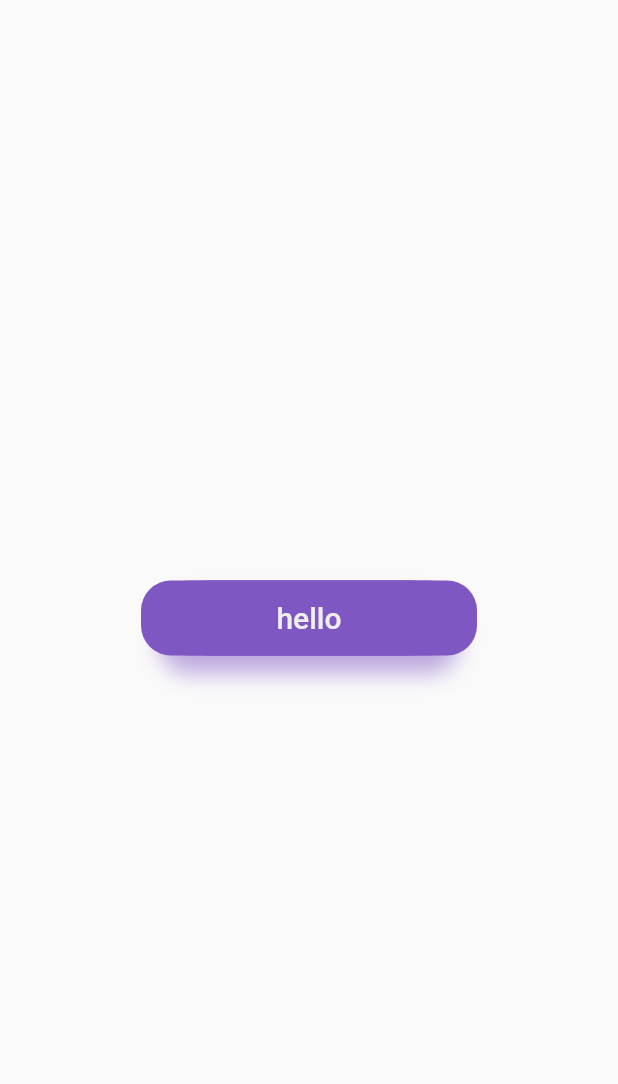
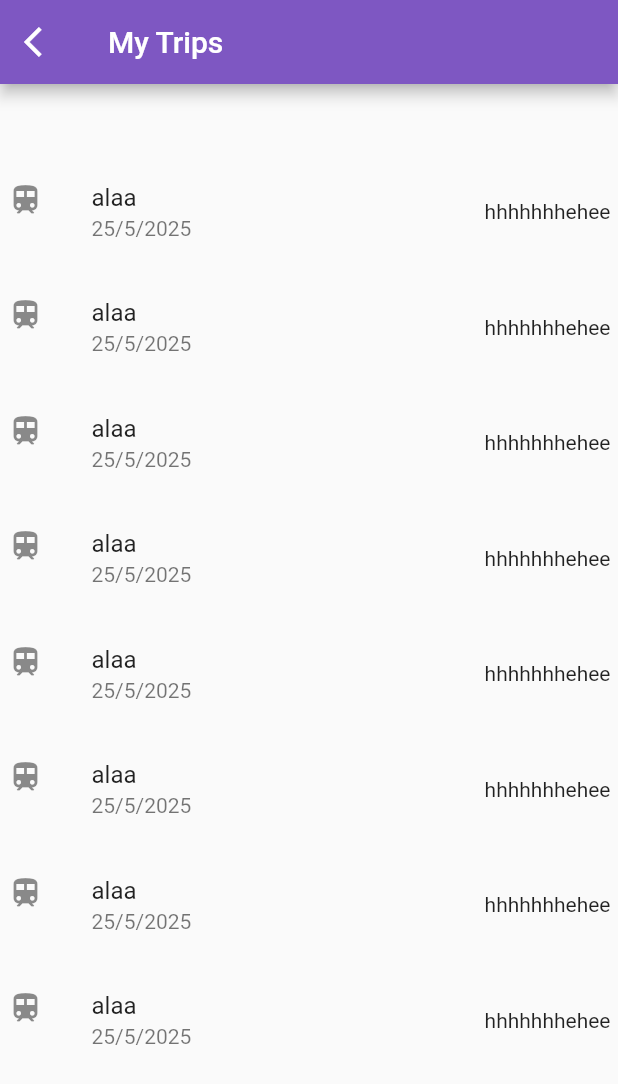
Before and after one commit to A1aaAhmed/graduation_project_app, a Flutter app: the screen it shows after launch, on a phone screen of 412 x 824 dp. Shown: the top 1084 px of the screen. Run offline on Flutter 3.47's test engine with Material 2 defaults, Android fonts, the phone set to English and light mode, and no system bars.

Commit message:
my trips

```diff
--- /dev/null
+++ b/lib/component/ListTable.dart
@@ -0,0 +1,41 @@
+import 'package:flutter/material.dart';
+import 'package:graduation_project_app/style/colors.dart';
+
+Widget ListTable(
+    {
+
+      required List<Map> list,
+
+
+    }
+    )=>ListView.builder(
+  scrollDirection: Axis.vertical,
+  shrinkWrap: true,
+  physics: const NeverScrollableScrollPhysics(),
+  itemBuilder:(context,index){
+
+    return ListTile(
+      contentPadding: const EdgeInsets.only(left: 5,right: 5,top:5),
+      onTap: (){
+        //to navigate and send data
+        // Navigator.push(context, MaterialPageRoute(builder: (context) => OneCustomer(
+        //
+        //     name:list[index]['name'],
+        //     Email:list[index]['email'],
+        //     Bal:list[index]['balance'])));
+
+      },
+      hoverColor: colortheme.blueGray,
+      leading:const Icon(
+        Icons.train_rounded
+      ),
+      title:Text(list[index]['tripName']),
+      subtitle:Text( list[index]['tripDate']),
+      trailing: Text(list[index]['extraData']),
+
+
+    );
+  },
+  itemCount: list.length,
+
+);
--- a/lib/widgets/button.dart
+++ b/lib/component/button.dart
@@ -1,6 +1,7 @@
+
+import 'package:flutter/cupertino.dart';
 import 'package:flutter/material.dart';
-import 'package:graduation_project_app/colors.dart';
-
+import 'package:graduation_project_app/style/colors.dart';
 Widget button({
   required String text,
   required VoidCallback onpress,
--- /dev/null
+++ b/lib/layout/appBar.dart
@@ -0,0 +1,45 @@
+import 'package:flutter/material.dart';
+import 'package:graduation_project_app/style/colors.dart';
+class Bar extends StatefulWidget implements PreferredSizeWidget {
+  final String text;
+  Bar({Key? key,required this.text}) : super(key: key,);
+  @override
+  State<Bar> createState() => _BarState();
+
+  @override
+  Size get preferredSize => const Size.fromHeight(100);
+}
+
+class _BarState extends State<Bar> {
+
+  @override
+  Widget build(BuildContext context) {
+
+    return Scaffold(
+      appBar: AppBar(
+        backgroundColor: colortheme.lightPurple,
+        leading:IconButton(
+
+          onPressed: (){
+            Navigator. pop(context);
+            },
+          icon:Icon(Icons. arrow_back_ios), ),//replace with our own icon data. ) )
+           title: Text(
+          widget.text,
+        ),
+        // ignore: prefer_const_literals_to_create_immutables
+
+      ),
+      //floatingActionButton:FloatingActionButton(
+      //onPressed: (){
+
+      //},
+      //child: const Icon(
+      //Icons.add,
+      //),
+      //) ,
+
+
+    );
+  }
+}
--- a/lib/main.dart
+++ b/lib/main.dart
@@ -1,5 +1,6 @@
 import 'package:flutter/material.dart';
-import 'package:graduation_project_app/widgets/button.dart';
+import 'package:graduation_project_app/modules/myTrips.dart';
+
 
 void main() {
   runApp(const MyApp());
@@ -11,11 +12,8 @@ class MyApp extends StatelessWidget {
   @override
   Widget build(BuildContext context) {
     return MaterialApp(
-      home: Scaffold(
-        body: Center(
-            child:
-                button(text: "hello", onpress: () {}, width: 200, height: 50)),
-      ),
+      home: MyTrips(),
+      debugShowCheckedModeBanner: false,
     );
   }
 }
--- /dev/null
+++ b/lib/modules/myTrips.dart
@@ -0,0 +1,57 @@
+import 'package:flutter/material.dart';
+import 'package:graduation_project_app/layout/appBar.dart';
+
+import '../component/ListTable.dart';
+
+
+class MyTrips extends StatefulWidget {
+  @override
+  State<MyTrips> createState() => _MyTripsState();
+}
+
+class _MyTripsState extends State<MyTrips> {
+  List<Map> db = [
+    { 'tripName'  : 'alaa',
+    'tripDate' : '25/5/2025',
+    'extraData'  : 'hhhhhhhehee'
+  },
+    { 'tripName'  : 'alaa',
+      'tripDate' : '25/5/2025',
+      'extraData'  : 'hhhhhhhehee'
+    },
+    { 'tripName'  : 'alaa',
+      'tripDate' : '25/5/2025',
+      'extraData'  : 'hhhhhhhehee'
+    },
+    { 'tripName'  : 'alaa',
+      'tripDate' : '25/5/2025',
+      'extraData'  : 'hhhhhhhehee'
+    },
+    { 'tripName'  : 'alaa',
+      'tripDate' : '25/5/2025',
+      'extraData'  : 'hhhhhhhehee'
+    },
+    { 'tripName'  : 'alaa',
+      'tripDate' : '25/5/2025',
+      'extraData'  : 'hhhhhhhehee'
+    },
+    { 'tripName'  : 'alaa',
+      'tripDate' : '25/5/2025',
+      'extraData'  : 'hhhhhhhehee'
+    },
+    { 'tripName'  : 'alaa',
+      'tripDate' : '25/5/2025',
+      'extraData'  : 'hhhhhhhehee'
+    },
+
+  ];
+  @override
+  Widget build(BuildContext context) {
+    return Scaffold(
+      appBar: Bar(text: 'My Trips',),
+      body: SingleChildScrollView(
+        child: ListTable(list: db),
+      ),
+    );
+  }
+}
```
Also changed, not shown: lib/style/colors.dart (renamed from lib/colors.dart).
